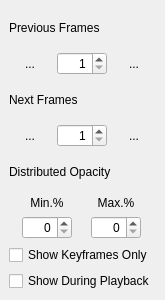
First picture: the form in app/ui/onionskin.ui, repository pencil2d/pencil, before the edit.
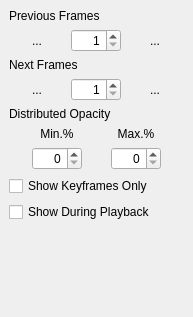
Second picture: the form after the edit. Icons and pictures are not drawn.

Commit message:
Add a vertical spacer to the onion skin widget
This makes it consistent with the vertical resizing behavior of
the tool options widget.

The edit to the form file:
```diff
--- a/app/ui/onionskin.ui
+++ b/app/ui/onionskin.ui
@@ -6,14 +6,14 @@
    <rect>
     <x>0</x>
     <y>0</y>
-    <width>160</width>
-    <height>300</height>
+    <width>193</width>
+    <height>317</height>
    </rect>
   </property>
   <property name="minimumSize">
    <size>
-    <width>160</width>
-    <height>280</height>
+    <width>193</width>
+    <height>317</height>
    </size>
   </property>
   <property name="floating">
@@ -333,6 +333,19 @@
       </property>
      </widget>
     </item>
+    <item>
+     <spacer name="verticalSpacer">
+      <property name="orientation">
+       <enum>Qt::Vertical</enum>
+      </property>
+      <property name="sizeHint" stdset="0">
+       <size>
+        <width>20</width>
+        <height>40</height>
+       </size>
+      </property>
+     </spacer>
+    </item>
    </layout>
   </widget>
  </widget>
```
